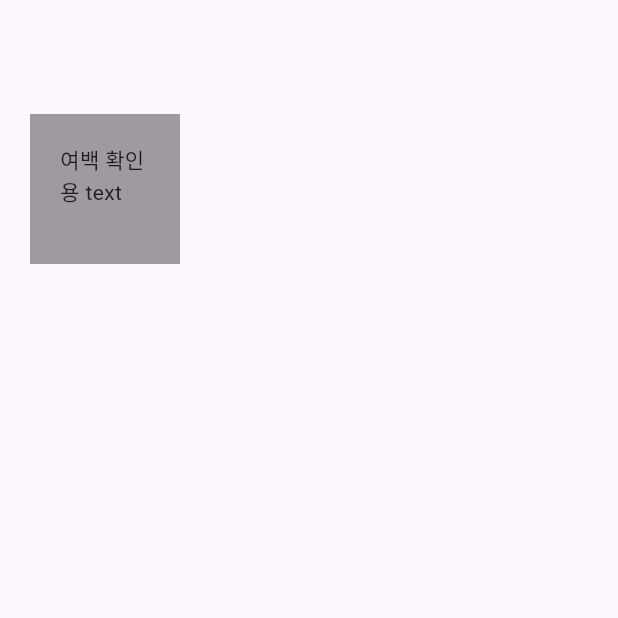
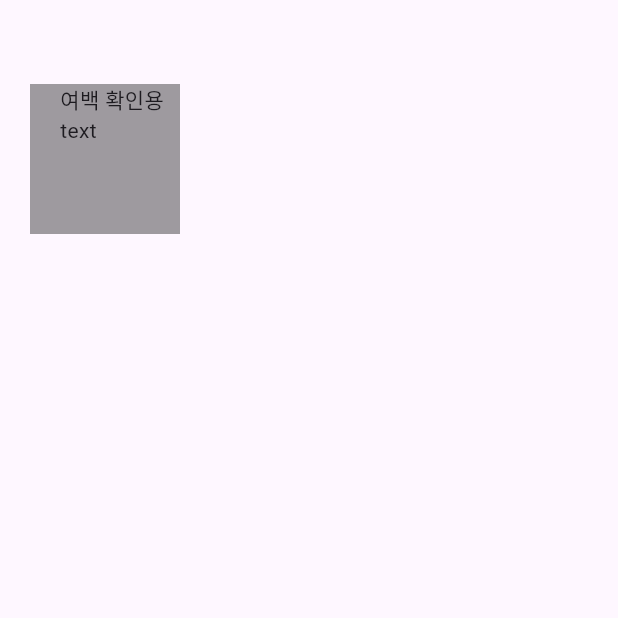
Before and after one commit to tessakang/flutter_202508, a Flutter app: the screen it shows after launch, on a phone screen of 412 x 824 dp, the top half of it. Run offline on Flutter 3.47's test engine with Material 3 defaults, Android fonts, the phone set to English and light mode, and no system bars.

Commit message:
강의03 : padding, margin 적용(.fromLTRB)

```diff
--- a/lib/main.dart
+++ b/lib/main.dart
@@ -14,11 +14,9 @@ class MyApp extends StatelessWidget {
       home: Scaffold(
         appBar: AppBar(),
         body: Container(
-          width: 100,
-          height: 100,
-          color: Color.fromARGB(100, 10, 10, 10),
-          margin: EdgeInsets.all(20), // 외부 여백
-          padding: EdgeInsets.all(20), // 내부 여백
+          width: 100, height: 100, color: Color.fromARGB(100, 10, 10, 10),
+          margin: EdgeInsets.fromLTRB(20, 0, 0, 0), // 외부 여백
+          padding: EdgeInsets.fromLTRB(20, 0, 0, 0), // 내부 여백
           child: Text('여백 확인용 text'),
         ),
       )
```
